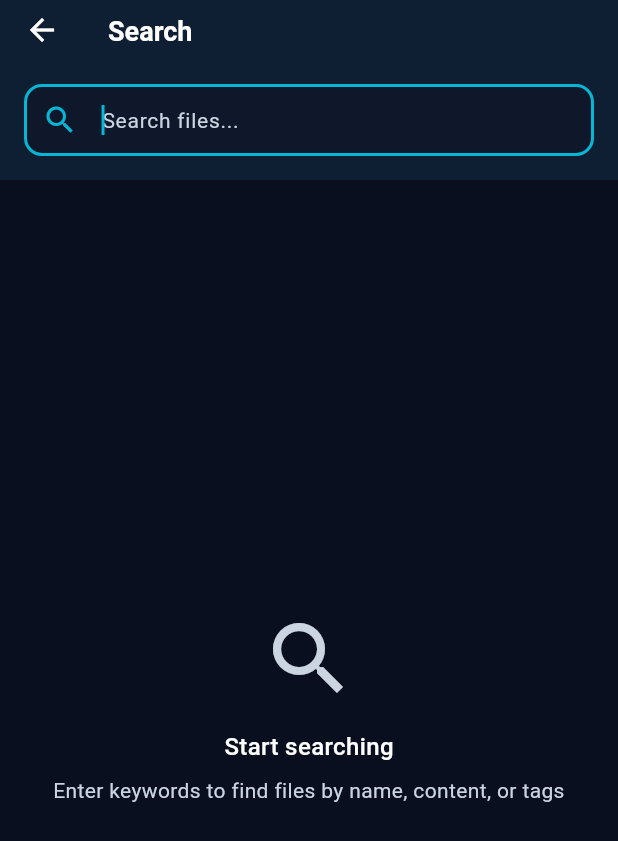
After one commit to srujanyadav-hyp/Filo, a Flutter app: the SearchResultsScreen screen opened directly, on a phone screen of 412 x 824 dp. The commit adds this screen. Shown: the top 841 px of the screen. Run offline on Flutter 3.47's test engine with Material 3 defaults, Android fonts, the light colour scheme and no system bars; our stand-ins replace drift, flutter_riverpod; accounts and stored records are empty; generated files the repository leaves out were written again.

Commit message:
feat(ui): implement search results screen with keyword search - Created SearchResultsScreen with FTS5-based keyword search - Combined search across file content, OCR text, and image labels - Real-time search with debouncing and loading states - Result cards show file name, modified date, size, and file type icons - Navigation to FileDetailScreen from search results - Empty states for initial view and no results - Search activity logging for analytics - Filter by FTS badge display - File options modal (Open, Share, Apply Rules, Delete) - Added getFilesByIds method to FilesDao - Navigation from home screen search bar to SearchResultsScreen - All 34 tests passing Refs: screens/search_results_ultra.md, search_architecture_ultra.md

```diff
--- a/lib/data/db/daos/files_dao.dart
+++ b/lib/data/db/daos/files_dao.dart
@@ -55,4 +55,8 @@ class FilesDao extends DatabaseAccessor<FiloDatabase> with _$FilesDaoMixin {
   Future<List<FileIndexEntry>> searchFilesByName(String pattern) => (select(
     filesIndex,
   )..where((f) => f.normalizedName.like('%$pattern%'))).get();
+
+  // Get files by list of IDs
+  Future<List<FileIndexEntry>> getFilesByIds(List<int> ids) =>
+      (select(filesIndex)..where((f) => f.id.isIn(ids))).get();
 }
--- /dev/null
+++ b/lib/presentation/screens/search_results_screen.dart
@@ -0,0 +1,366 @@
+// FILO Search Results Screen
+// Refs: screens/search_results_ultra.md, search_architecture_ultra.md
+
+import 'package:flutter/material.dart';
+import 'package:flutter_riverpod/flutter_riverpod.dart';
+import '../../data/db/database.dart';
+import '../../core/providers/database_provider.dart';
+import '../theme/app_colors.dart';
+import '../theme/app_spacing.dart';
+import '../theme/app_typography.dart';
+import '../widgets/file_card_widget.dart';
+import 'file_detail_screen.dart';
+
+/// Search Results Screen matching screens/search_results_ultra.md
+/// Shows: FTS results, Semantic results, Score badge
+class SearchResultsScreen extends ConsumerStatefulWidget {
+  final String? initialQuery;
+
+  const SearchResultsScreen({super.key, this.initialQuery});
+
+  @override
+  ConsumerState<SearchResultsScreen> createState() =>
+      _SearchResultsScreenState();
+}
+
+class _SearchResultsScreenState extends ConsumerState<SearchResultsScreen> {
+  final TextEditingController _searchController = TextEditingController();
+  List<FileIndexEntry>? _searchResults;
+  bool _isSearching = false;
+  String _searchQuery = '';
+
+  @override
+  void initState() {
+    super.initState();
+    if (widget.initialQuery != null && widget.initialQuery!.isNotEmpty) {
+      _searchController.text = widget.initialQuery!;
+      _performSearch(widget.initialQuery!);
+    }
+  }
+
+  @override
+  void dispose() {
+    _searchController.dispose();
+    super.dispose();
+  }
+
+  Future<void> _performSearch(String query) async {
+    if (query.trim().isEmpty) {
+      setState(() {
+        _searchResults = null;
+        _searchQuery = '';
+      });
+      return;
+    }
+
+    setState(() {
+      _isSearching = true;
+      _searchQuery = query;
+    });
+
+    try {
+      final database = ref.read(databaseProvider);
+
+      // Perform combined search (FTS + OCR + Image labels)
+      final fileIds = await database.searchDao.combinedSearch(query);
+
+      // Fetch file details for matching IDs
+      if (fileIds.isEmpty) {
+        setState(() {
+          _searchResults = [];
+          _isSearching = false;
+        });
+        return;
+      }
+
+      final files = await database.filesDao.getFilesByIds(fileIds.toList());
+
+      // Log search activity
+      await database.activityLogDao.logActivity(
+        activityType: 'search_performed',
+        description: 'Searched for: "$query"',
+        metadataJson: '{"results_count": ${files.length}}',
+      );
+
+      setState(() {
+        _searchResults = files;
+        _isSearching = false;
+      });
+    } catch (e) {
+      setState(() {
+        _searchResults = [];
+        _isSearching = false;
+      });
+
+      if (mounted) {
+        ScaffoldMessenger.of(context).showSnackBar(
+          SnackBar(
+            content: Text('Search error: ${e.toString()}'),
+            backgroundColor: AppColors.error,
+          ),
+        );
+      }
+    }
+  }
+
+  @override
+  Widget build(BuildContext context) {
+    return Scaffold(
+      backgroundColor: AppColors.background,
+      appBar: AppBar(
+        title: const Text('Search'),
+        bottom: PreferredSize(
+          preferredSize: const Size.fromHeight(64),
+          child: Padding(
+            padding: EdgeInsets.all(AppSpacing.paddingMedium),
+            child: TextField(
+              controller: _searchController,
+              autofocus: widget.initialQuery == null,
+              style: AppTypography.bodyM,
+              decoration: InputDecoration(
+                hintText: 'Search files...',
+                hintStyle: AppTypography.bodyM.copyWith(
+                  color: AppColors.textSecondary,
+                ),
+                prefixIcon: Icon(Icons.search, color: AppColors.accentTeal500),
+                suffixIcon: _searchController.text.isNotEmpty
+                    ? IconButton(
+                        icon: const Icon(Icons.clear),
+                        onPressed: () {
+                          _searchController.clear();
+                          setState(() {
+                            _searchResults = null;
+                            _searchQuery = '';
+                          });
+                        },
+                      )
+                    : null,
+                filled: true,
+                fillColor: AppColors.surface,
+                border: OutlineInputBorder(
+                  borderRadius: BorderRadius.circular(12),
+                  borderSide: BorderSide.none,
+                ),
+                contentPadding: EdgeInsets.symmetric(
+                  horizontal: AppSpacing.paddingMedium,
+                  vertical: AppSpacing.paddingSmall,
+                ),
+              ),
+              onSubmitted: _performSearch,
+              onChanged: (value) {
+                setState(() {}); // Update to show/hide clear button
+              },
+            ),
+          ),
+        ),
+      ),
+      body: _buildBody(),
+    );
+  }
+
+  Widget _buildBody() {
+    if (_isSearching) {
+      return const Center(child: CircularProgressIndicator());
+    }
+
+    if (_searchResults == null) {
+      return _buildEmptyState(
+        icon: Icons.search,
+        title: 'Start searching',
+        message: 'Enter keywords to find files by name, content, or tags',
+      );
+    }
+
+    if (_searchResults!.isEmpty) {
+      return _buildEmptyState(
+        icon: Icons.search_off,
+        title: 'No results found',
+        message: 'Try different keywords or check your spelling',
+      );
+    }
+
+    return Column(
+      crossAxisAlignment: CrossAxisAlignment.start,
+      children: [
+        // Results header
+        Padding(
+          padding: EdgeInsets.all(AppSpacing.paddingMedium),
+          child: Row(
+            children: [
+              Text(
+                '${_searchResults!.length} result${_searchResults!.length == 1 ? '' : 's'}',
+                style: AppTypography.bodyM.copyWith(
+                  color: AppColors.textSecondary,
+                ),
+              ),
+              const Spacer(),
+              Chip(
+                label: Text(
+                  'FTS',
+                  style: AppTypography.bodySM.copyWith(
+                    color: AppColors.accentTeal500,
+                  ),
+                ),
+                backgroundColor: AppColors.primary700,
+                padding: EdgeInsets.zero,
+              ),
+            ],
+          ),
+        ),
+
+        // Results list
+        Expanded(
+          child: ListView.separated(
+            padding: EdgeInsets.symmetric(horizontal: AppSpacing.paddingMedium),
+            itemCount: _searchResults!.length,
+            separatorBuilder: (context, index) =>
+                SizedBox(height: AppSpacing.spaceBetweenCards),
+            itemBuilder: (context, index) {
+              final file = _searchResults![index];
+              return _buildSearchResultCard(file);
+            },
+          ),
+        ),
+      ],
+    );
+  }
+
+  Widget _buildSearchResultCard(FileIndexEntry file) {
+    return FileCardWidget(
+      fileName: file.normalizedName,
+      subtitle: _buildSubtitle(file),
+      fileIcon: _getFileIcon(file.normalizedName),
+      onTap: () {
+        Navigator.push(
+          context,
+          MaterialPageRoute(
+            builder: (context) => FileDetailScreen(
+              fileName: file.normalizedName,
+              filePath: file.uri,
+              fileType: file.mime.split('/').last,
+              fileSize: file.size,
+              dateModified: file.modifiedAt,
+              dateCreated: file.createdAt,
+              tags: [], // TODO: Load tags from metadata
+            ),
+          ),
+        );
+      },
+      onMorePressed: () {
+        _showFileOptions(file);
+      },
+    );
+  }
+
+  String _buildSubtitle(FileIndexEntry file) {
+    final parts = <String>[];
+
+    // Add relative time
+    final diff = DateTime.now().difference(file.modifiedAt);
+    if (diff.inDays == 0) {
+      if (diff.inHours == 0) {
+        parts.add('${diff.inMinutes}m ago');
+      } else {
+        parts.add('${diff.inHours}h ago');
+      }
+    } else if (diff.inDays < 7) {
+      parts.add('${diff.inDays}d ago');
+    } else {
+      parts.add(
+        '${file.modifiedAt.day}/${file.modifiedAt.month}/${file.modifiedAt.year}',
+      );
+    }
+
+    // Add file size
+    parts.add(_formatFileSize(file.size));
+
+    return parts.join(' • ');
+  }
+
+  String _formatFileSize(int bytes) {
+    if (bytes < 1024) return '$bytes B';
+    if (bytes < 1024 * 1024) return '${(bytes / 1024).toStringAsFixed(1)} KB';
+    if (bytes < 1024 * 1024 * 1024) {
+      return '${(bytes / (1024 * 1024)).toStringAsFixed(1)} MB';
+    }
+    return '${(bytes / (1024 * 1024 * 1024)).toStringAsFixed(1)} GB';
+  }
+
+  IconData _getFileIcon(String fileName) {
+    final ext = fileName.split('.').last.toLowerCase();
+    if (ext == 'pdf') return Icons.picture_as_pdf;
+    if (ext == 'png' || ext == 'jpg' || ext == 'jpeg') return Icons.image;
+    if (ext == 'txt' || ext == 'md') return Icons.description;
+    if (ext == 'zip' || ext == 'rar') return Icons.folder_zip;
+    return Icons.insert_drive_file;
+  }
+
+  Widget _buildEmptyState({
+    required IconData icon,
+    required String title,
+    required String message,
+  }) {
+    return Center(
+      child: Column(
+        mainAxisAlignment: MainAxisAlignment.center,
+        children: [
+          Icon(icon, size: 64, color: AppColors.textSecondary),
+          SizedBox(height: AppSpacing.paddingMedium),
+          Text(title, style: AppTypography.headingS),
+          SizedBox(height: AppSpacing.paddingSmall),
+          Text(
+            message,
+            style: AppTypography.bodyM.copyWith(color: AppColors.textSecondary),
+            textAlign: TextAlign.center,
+          ),
+        ],
+      ),
+    );
+  }
+
+  void _showFileOptions(FileIndexEntry file) {
+    showModalBottomSheet(
+      context: context,
+      backgroundColor: AppColors.surface,
+      builder: (context) => SafeArea(
+        child: Column(
+          mainAxisSize: MainAxisSize.min,
+          children: [
+            ListTile(
+              leading: const Icon(Icons.open_in_new),
+              title: const Text('Open'),
+              onTap: () {
+                Navigator.pop(context);
+                // TODO: Open file
+              },
+            ),
+            ListTile(
+              leading: const Icon(Icons.share),
+              title: const Text('Share'),
+              onTap: () {
+                Navigator.pop(context);
+                // TODO: Share file
+              },
+            ),
+            ListTile(
+              leading: const Icon(Icons.rule),
+              title: const Text('Apply Rules'),
+              onTap: () {
+                Navigator.pop(context);
+                // TODO: Apply rules
+              },
+            ),
+            ListTile(
+              leading: Icon(Icons.delete, color: AppColors.error),
+              title: Text('Delete', style: TextStyle(color: AppColors.error)),
+              onTap: () {
+                Navigator.pop(context);
+                // TODO: Delete file
+              },
+            ),
+          ],
+        ),
+      ),
+    );
+  }
+}
```
Also changed, not shown: lib/presentation/screens/home_screen.dart (+7 -1 lines).
